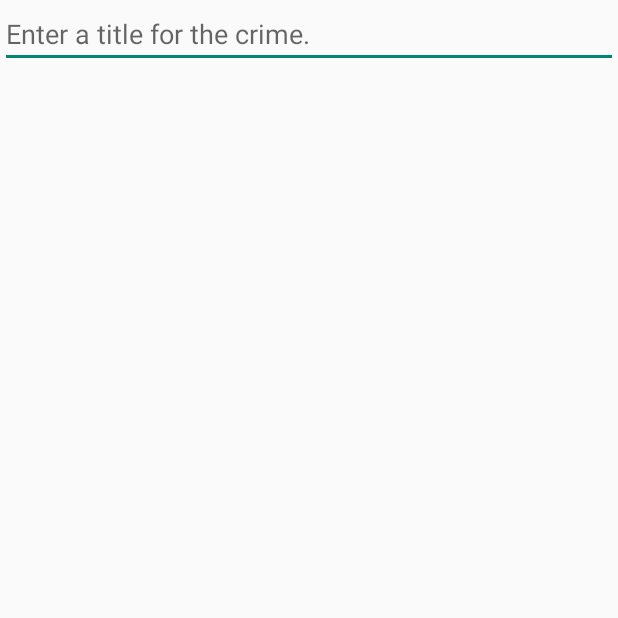
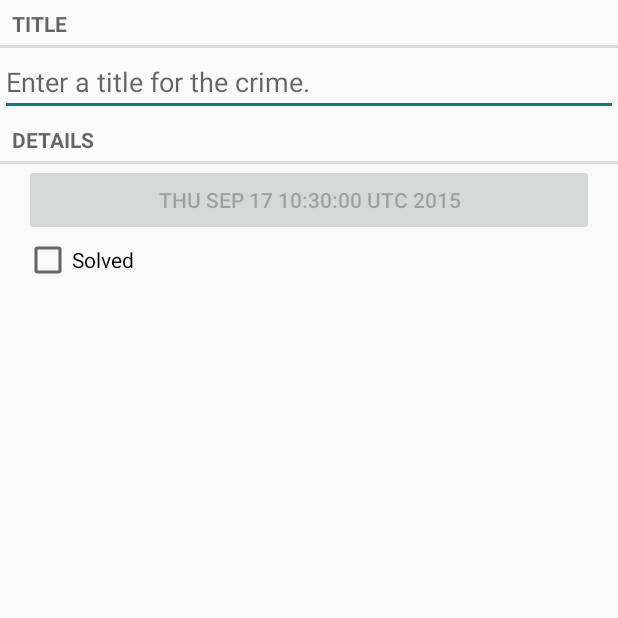
Before and after one commit to starkhorn/CriminalIntent, an Android app: the screen it shows after launch (CrimeActivity), on a phone screen of 412 x 824 dp, the top half of it. Run offline under Robolectric (Android 15) with nearby library versions, the phone set to English and light mode, and no system bars.

Commit message:
Display crime details

```diff
--- a/app/src/main/java/com/starkhorn/criminalintent/Crime.java
+++ b/app/src/main/java/com/starkhorn/criminalintent/Crime.java
@@ -1,5 +1,6 @@
 package com.starkhorn.criminalintent;
 
+import java.util.Date;
 import java.util.UUID;
 
 /**
@@ -8,10 +9,30 @@ import java.util.UUID;
 public class Crime {
     private UUID id;
     private String title;
+    private Date date;
+    private boolean solved;
 
     public Crime() {
         this.id = UUID.randomUUID();
+        this.date = new Date();
     }
+
+    public Date getDate() {
+        return date;
+    }
+
+    public void setDate(Date date) {
+        this.date = date;
+    }
+
+    public boolean isSolved() {
+        return solved;
+    }
+
+    public void setSolved(boolean solved) {
+        this.solved = solved;
+    }
+
 
     public UUID getId() {
         return id;
--- a/app/src/main/java/com/starkhorn/criminalintent/CrimeFragment.java
+++ b/app/src/main/java/com/starkhorn/criminalintent/CrimeFragment.java
@@ -8,6 +8,9 @@ import android.text.TextWatcher;
 import android.view.LayoutInflater;
 import android.view.View;
 import android.view.ViewGroup;
+import android.widget.Button;
+import android.widget.CheckBox;
+import android.widget.CompoundButton;
 import android.widget.EditText;
 
 /**
@@ -17,6 +20,8 @@ public class CrimeFragment extends Fragment {
 
     private Crime crime;
     private EditText titleField;
+    private Button dateButton;
+    private CheckBox solvedCheckBox;
 
     @Override
     public void onCreate(Bundle savedInstanceState) {
@@ -48,6 +53,18 @@ public class CrimeFragment extends Fragment {
             }
         });
 
+        dateButton = (Button) view.findViewById(R.id.crime_date);
+        dateButton.setText(crime.getDate().toString());
+        dateButton.setEnabled(false);
+
+        solvedCheckBox = (CheckBox) view.findViewById(R.id.crime_solved);
+        solvedCheckBox.setOnCheckedChangeListener(new CompoundButton.OnCheckedChangeListener() {
+            @Override
+            public void onCheckedChanged(CompoundButton buttonView, boolean isChecked) {
+                crime.setSolved(isChecked);
+            }
+        });
+
         return view;
     }
 }
--- a/app/src/main/res/layout/fragment_crime.xml
+++ b/app/src/main/res/layout/fragment_crime.xml
@@ -3,6 +3,12 @@
               android:layout_width="match_parent"
               android:layout_height="match_parent"
               android:orientation="vertical">
+
+    <TextView
+        style="?android:listSeparatorTextViewStyle"
+        android:layout_width="match_parent"
+        android:layout_height="wrap_content"
+        android:text="@string/crime_title_label"/>
 
     <EditText
         android:id="@+id/crime_title"
@@ -10,4 +16,25 @@
         android:layout_height="wrap_content"
         android:hint="@string/crime_title_hint"/>
 
+    <TextView
+        style="?android:listSeparatorTextViewStyle"
+        android:layout_width="match_parent"
+        android:layout_height="wrap_content"
+        android:text="@string/crime_details_label"/>
+
+    <Button
+        android:id="@+id/crime_date"
+        android:layout_width="match_parent"
+        android:layout_height="wrap_content"
+        android:layout_marginLeft="16dp"
+        android:layout_marginRight="16dp"/>
+
+    <CheckBox
+        android:id="@+id/crime_solved"
+        android:layout_width="match_parent"
+        android:layout_height="wrap_content"
+        android:layout_marginLeft="16dp"
+        android:layout_marginRight="16dp"
+        android:text="@string/crime_solved_label"/>
+
 </LinearLayout>
--- a/app/src/main/res/values/strings.xml
+++ b/app/src/main/res/values/strings.xml
@@ -4,4 +4,7 @@
     <string name="hello_world">Hello world!</string>
     <string name="action_settings">Settings</string>
     <string name="crime_title_hint">Enter a title for the crime.</string>
+    <string name="crime_title_label">Title</string>
+    <string name="crime_details_label">Details</string>
+    <string name="crime_solved_label">Solved</string>
 </resources>
```
